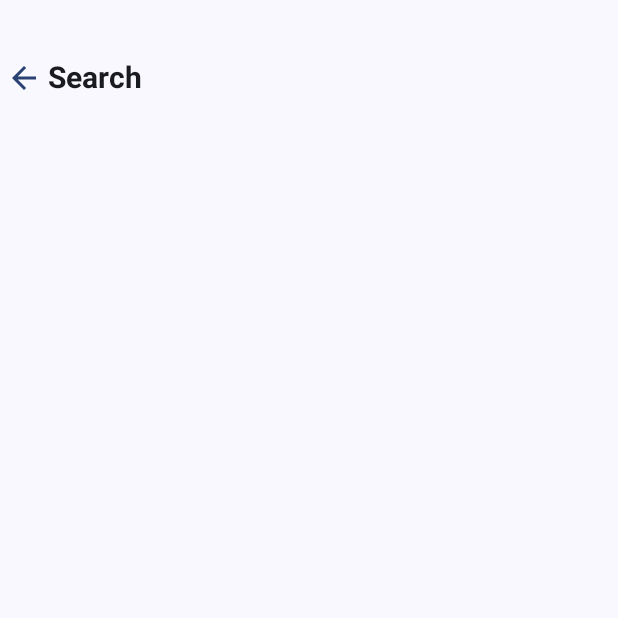
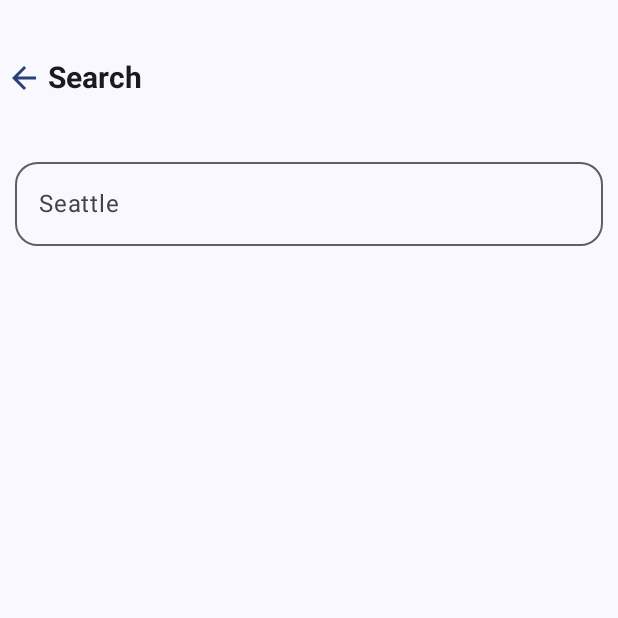
Before and after one commit to hesamkotlin/JetWeatherForcast, an Android app built with Jetpack Compose: the SearchScreen screen opened through its navigation route, on a phone screen of 412 x 824 dp, the top half of it. Before the commit the part shown is almost empty. Run offline under Robolectric (Android 15) with nearby library versions, the phone set to English and light mode, and no system bars; our stand-ins replace Dagger/Hilt's generated code.

Commit message:
add: passing city's name from SearchScreen to MainScreen

```diff
--- a/app/src/main/java/com/example/jetweatherforcast/navigation/WeatherNavigation.kt
+++ b/app/src/main/java/com/example/jetweatherforcast/navigation/WeatherNavigation.kt
@@ -2,9 +2,11 @@ package com.example.jetweatherforcast.navigation
 
 import androidx.compose.runtime.Composable
 import androidx.hilt.navigation.compose.hiltViewModel
+import androidx.navigation.NavType
 import androidx.navigation.compose.NavHost
 import androidx.navigation.compose.composable
 import androidx.navigation.compose.rememberNavController
+import androidx.navigation.navArgument
 import com.example.jetweatherforcast.screen.main.MainScreen
 import com.example.jetweatherforcast.screen.main.MainViewModel
 import com.example.jetweatherforcast.screen.search.SearchScreen
@@ -21,10 +23,14 @@ fun WeatherNavigation() {
         composable(WeatherScreens.SplashScreen.name) {
             WeatherSplashScreen(navController = navController)
         }
-
-        composable(WeatherScreens.MainScreen.name) {
-            val mainViewmodel = hiltViewModel<MainViewModel>()
-            MainScreen(navController = navController, viewModel = mainViewmodel)
+        val route = WeatherScreens.MainScreen.name
+        composable("$route/{city}", arguments = listOf(navArgument(name = "city") {
+            type = NavType.StringType
+        })) { navBack ->
+            navBack.arguments?.getString("city").let { city ->
+                val mainViewmodel = hiltViewModel<MainViewModel>()
+                MainScreen(navController = navController, viewModel = mainViewmodel, city = city)
+            }
         }
 
         composable(WeatherScreens.SearchScreen.name) {
--- a/app/src/main/java/com/example/jetweatherforcast/screen/search/SearchScreen.kt
+++ b/app/src/main/java/com/example/jetweatherforcast/screen/search/SearchScreen.kt
@@ -1,8 +1,10 @@
 package com.example.jetweatherforcast.screen.search
 
+import android.util.Log
 import androidx.compose.foundation.layout.Arrangement
 import androidx.compose.foundation.layout.Column
 import androidx.compose.foundation.layout.fillMaxSize
+import androidx.compose.foundation.layout.fillMaxWidth
 import androidx.compose.foundation.layout.padding
 import androidx.compose.foundation.shape.RoundedCornerShape
 import androidx.compose.foundation.text.KeyboardActions
@@ -28,6 +30,7 @@ import androidx.compose.ui.text.input.ImeAction
 import androidx.compose.ui.text.input.KeyboardType
 import androidx.compose.ui.unit.dp
 import androidx.navigation.NavController
+import com.example.jetweatherforcast.navigation.WeatherScreens
 import com.example.jetweatherforcast.widgets.WeatherAppBar
 
 @Composable
@@ -48,28 +51,39 @@ fun SearchScreen(navController: NavController) {
                 .padding(top = 100.dp)
         ) {
             Column(
-                verticalArrangement = Arrangement.Center,
+//                verticalArrangement = Arrangement.Center,
                 horizontalAlignment = Alignment.CenterHorizontally
             ) {
-
+                SearchBar(
+                    modifier = Modifier
+                        .fillMaxWidth()
+                        .padding(16.dp)
+                        .align(alignment = Alignment.CenterHorizontally)
+                ) { mCity ->
+                    navController.navigate(WeatherScreens.MainScreen.name + "/$mCity")
+                }
             }
         }
     }
 }
 
 @Composable
-fun SearchBar(onSearch: (String) -> Unit) {
+fun SearchBar(modifier: Modifier = Modifier, onSearch: (String) -> Unit) {
     val searchQueryState = rememberSaveable() { mutableStateOf("") }
     val keyBoardController = LocalSoftwareKeyboardController.current
     val valid = remember(searchQueryState.value) {
-        searchQueryState.value.trim().isNotBlank()
+        searchQueryState.value.trim().isNotEmpty()
     }
 
     Column {
         CommonTextField(
             valueState = searchQueryState,
             placeholder = "Seattle",
-            onAction = KeyboardActions {})
+            onAction = KeyboardActions {
+                if (!valid) return@KeyboardActions
+                onSearch(searchQueryState.value.trim())
+                keyBoardController?.hide()
+            })
     }
 
 }
@@ -95,7 +109,7 @@ fun CommonTextField(
             cursorColor = Color.Black
         ), shape = RoundedCornerShape(15.dp),
         modifier = Modifier
-            .fillMaxSize()
+            .fillMaxWidth()
             .padding(start = 10.dp, end = 10.dp)
     )
 }
--- a/app/src/main/java/com/example/jetweatherforcast/screen/splash/WeatherSplashScreen.kt
+++ b/app/src/main/java/com/example/jetweatherforcast/screen/splash/WeatherSplashScreen.kt
@@ -31,6 +31,8 @@ import kotlinx.coroutines.delay
 @Composable
 fun WeatherSplashScreen(navController: NavController) {
 
+    val defaultCity = "mashhad "
+
     val scale = remember {
         Animatable(0f)
     }
@@ -42,7 +44,7 @@ fun WeatherSplashScreen(navController: NavController) {
                 easing = { OvershootInterpolator(8f).getInterpolation(it) })
         )
         delay(2000L)
-        navController.navigate(WeatherScreens.MainScreen.name )
+        navController.navigate(WeatherScreens.MainScreen.name+"/$defaultCity" )
     })
 
     Surface(
```
Also changed, not shown: app/src/main/java/com/example/jetweatherforcast/screen/main/MainScreen.kt (+9 -16 lines).
